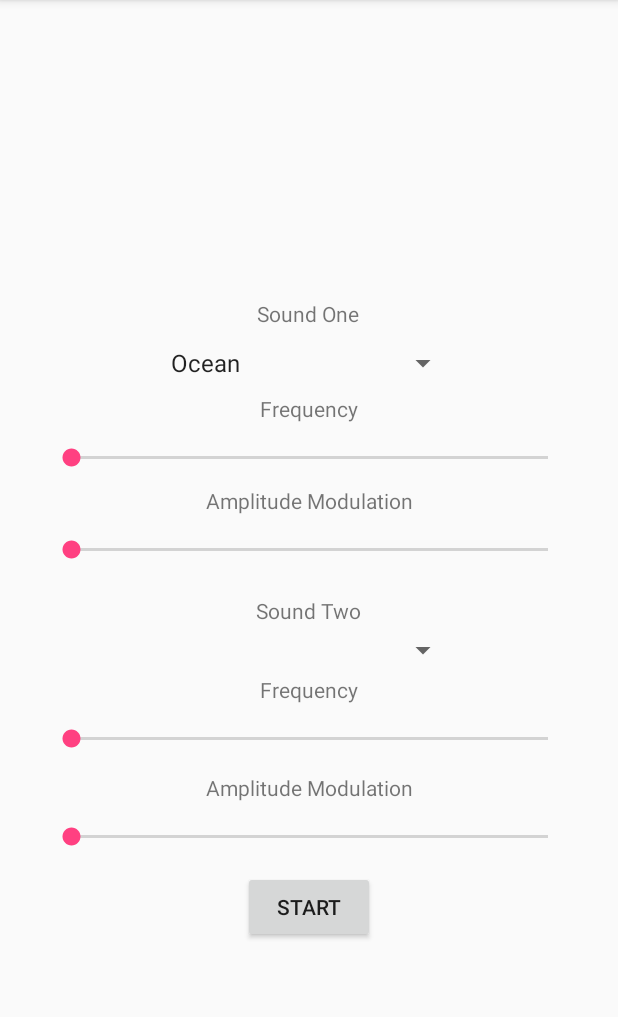
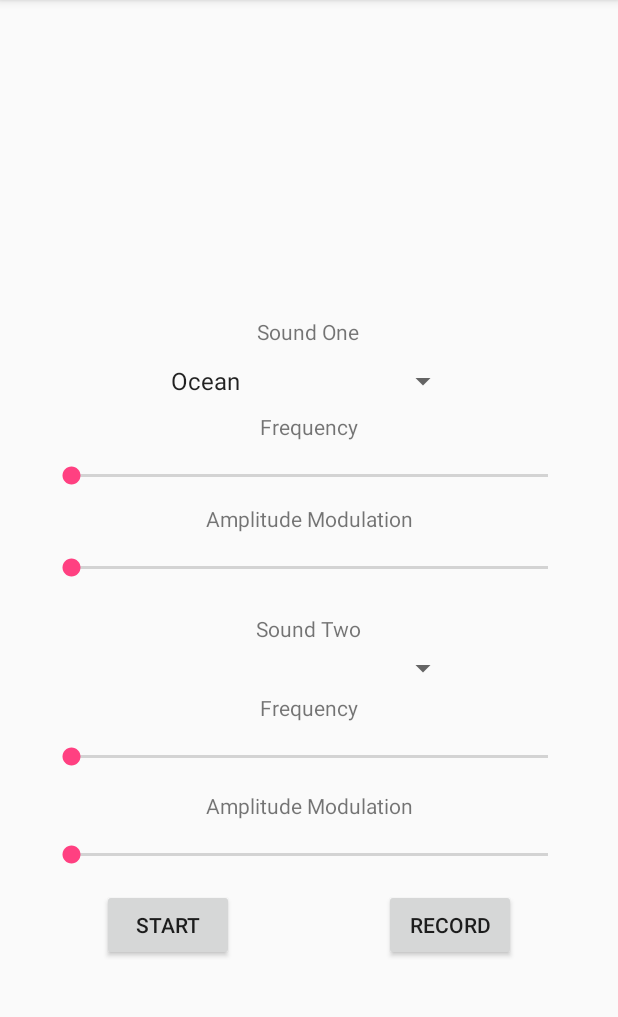
Before and after one commit to zhg0003/DesignProject, an Android app: the screen it shows after launch (MainActivity), on a phone screen of 412 x 824 dp, the part 84-1101 px from its top. Run offline under Robolectric (Android 15) with nearby library versions, the phone set to English and light mode, and no system bars.

Commit message:
Added journal feature, can write or record dream, still need to add save feature.

```diff
--- a/app/build.gradle
+++ b/app/build.gradle
@@ -22,6 +22,7 @@ dependencies {
     implementation fileTree(dir: 'libs', include: ['*.jar'])
     implementation 'com.android.support:appcompat-v7:26.1.0'
     implementation 'com.android.support.constraint:constraint-layout:1.0.2'
+    implementation 'com.android.support:design:26.1.0'
     testImplementation 'junit:junit:4.12'
     androidTestImplementation 'com.android.support.test:runner:1.0.1'
     androidTestImplementation 'com.android.support.test.espresso:espresso-core:3.0.1'
--- a/app/src/main/AndroidManifest.xml
+++ b/app/src/main/AndroidManifest.xml
@@ -16,6 +16,10 @@
                 <category android:name="android.intent.category.LAUNCHER" />
             </intent-filter>
         </activity>
+        <activity
+            android:name=".JournalActivity"
+            android:label="@string/title_activity_journal"
+            android:theme="@style/AppTheme.NoActionBar"></activity>
     </application>
 
 </manifest>
--- a/app/src/main/java/com/example/g/luciddreamgenerator/MainActivity.java
+++ b/app/src/main/java/com/example/g/luciddreamgenerator/MainActivity.java
@@ -13,6 +13,7 @@ import android.widget.TextView;
 import java.util.ArrayList;
 import java.util.List;
 import android.media.MediaPlayer;
+import android.content.Intent;
 import android.app.Activity;
 import android.os.Bundle;
 import android.view.View;
@@ -50,6 +51,7 @@ public class MainActivity extends AppCompatActivity {
         setContentView(R.layout.activity_main);
         addItemsOnSpinner();
         setUpStartButton();
+        setUpRecordButton();
         /*frequency  = (EditText)findViewById(R.id.frequency);
         amplitude = (EditText)findViewById(R.id.amplitude);
         generate = (Button)findViewById(R.id.generate);
@@ -75,6 +77,8 @@ public class MainActivity extends AppCompatActivity {
         });*/
     }
 
+
+
     public void addItemsOnSpinner() {
 
         spinner1 = (Spinner) findViewById(R.id.spinner);
@@ -86,6 +90,18 @@ public class MainActivity extends AppCompatActivity {
                 android.R.layout.simple_spinner_item, list);
         dataAdapter.setDropDownViewResource(android.R.layout.simple_spinner_dropdown_item);
         spinner1.setAdapter(dataAdapter);
+    }
+
+    public void setUpRecordButton() {
+        Button record_button = (Button) findViewById(R.id.button2);
+
+        record_button.setOnClickListener(new View.OnClickListener() {
+            @Override
+            public void onClick(View v) {
+                stopPlaying();
+                startActivity(new Intent(MainActivity.this, JournalActivity.class));
+            }
+        });
     }
 
     public void setUpStartButton(){
--- a/app/src/main/res/layout/activity_main.xml
+++ b/app/src/main/res/layout/activity_main.xml
@@ -153,7 +153,7 @@
         android:layout_marginBottom="8dp"
         android:layout_marginEnd="8dp"
         android:layout_marginStart="8dp"
-        app:layout_constraintBottom_toTopOf="@+id/button"
+        app:layout_constraintBottom_toTopOf="@+id/button2"
         app:layout_constraintEnd_toEndOf="parent"
         app:layout_constraintStart_toStartOf="parent" />
 
@@ -161,12 +161,20 @@
         android:id="@+id/button"
         android:layout_width="wrap_content"
         android:layout_height="wrap_content"
-        android:layout_marginBottom="104dp"
-        android:layout_marginEnd="8dp"
-        android:layout_marginStart="8dp"
+        android:layout_marginBottom="92dp"
+        android:layout_marginStart="68dp"
         android:text="Start"
         app:layout_constraintBottom_toTopOf="@+id/result"
-        app:layout_constraintEnd_toEndOf="parent"
         app:layout_constraintStart_toStartOf="parent" />
 
+    <Button
+        android:id="@+id/button2"
+        android:layout_width="wrap_content"
+        android:layout_height="wrap_content"
+        android:layout_marginBottom="92dp"
+        android:layout_marginEnd="68dp"
+        android:text="Record"
+        app:layout_constraintBottom_toTopOf="@+id/result"
+        app:layout_constraintEnd_toEndOf="parent" />
+
 </android.support.constraint.ConstraintLayout>
--- /dev/null
+++ b/app/src/main/res/values/dimens.xml
@@ -0,0 +1,3 @@
+<resources>
+    <dimen name="fab_margin">16dp</dimen>
+</resources>
--- a/app/src/main/res/values/strings.xml
+++ b/app/src/main/res/values/strings.xml
@@ -4,4 +4,5 @@
     <string name="Hz">Hz</string>
     <string name="Generate">Generate</string>
     <string name="result">result</string>
+    <string name="title_activity_journal">JournalActivity</string>
 </resources>
--- a/app/src/main/res/values/styles.xml
+++ b/app/src/main/res/values/styles.xml
@@ -8,4 +8,13 @@
         <item name="colorAccent">@color/colorAccent</item>
     </style>
 
+    <style name="AppTheme.NoActionBar">
+        <item name="windowActionBar">false</item>
+        <item name="windowNoTitle">true</item>
+    </style>
+
+    <style name="AppTheme.AppBarOverlay" parent="ThemeOverlay.AppCompat.Dark.ActionBar" />
+
+    <style name="AppTheme.PopupOverlay" parent="ThemeOverlay.AppCompat.Light" />
+
 </resources>
```
Also changed, not shown: app/src/main/java/com/example/g/luciddreamgenerator/JournalActivity.java (added, +55 -0 lines), app/src/main/res/layout/activity_journal.xml (added, +33 -0 lines), app/src/main/res/layout/content_journal.xml (added, +56 -0 lines), 74 other files.
